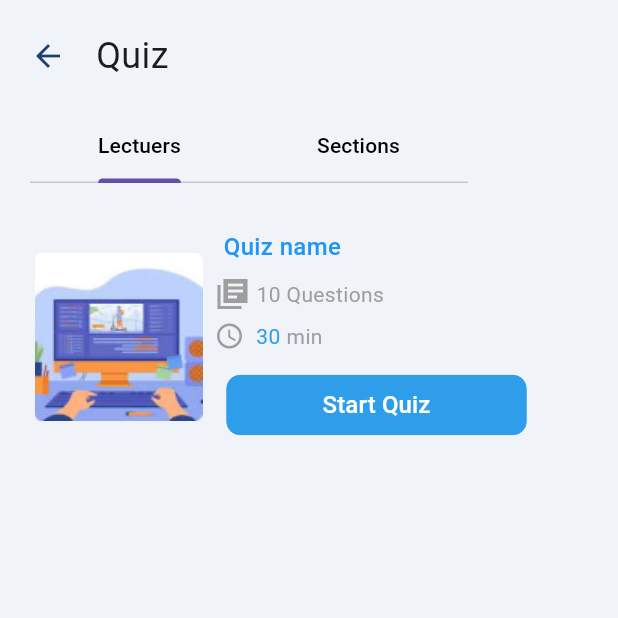
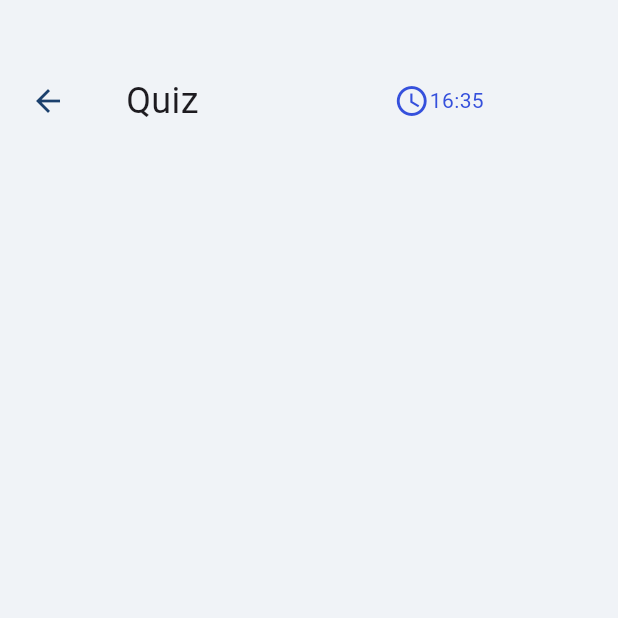
Before and after one commit to Abdo0Salah/smart_system, a Flutter app: the QuizScreen screen opened by its route, after a tap on "Start Quiz", on a phone screen of 412 x 824 dp, the top half of it. Run offline on Flutter 3.47's test engine with Material 3 defaults, Android fonts, the phone set to English and light mode, and no system bars; our stand-ins replace flutter_screenutil, google_fonts.

Commit message:
add new.

```diff
--- a/lib/main.dart
+++ b/lib/main.dart
@@ -3,6 +3,7 @@
 import 'package:smart_system/screens/Quiz/lecture_tab.dart';
 import 'package:smart_system/screens/Quiz/quiz_screen.dart';
 import 'package:smart_system/screens/Quiz/section-tap.dart';
+import 'package:smart_system/screens/Quiz/start_quiz.dart';
 import 'package:smart_system/screens/assinment_screen.dart';
 import 'package:smart_system/screens/attachment/attachment_screen.dart';
 import 'package:smart_system/screens/attachment/lecture_atta.dart';
@@ -47,7 +48,7 @@
       builder: (_, child) {
         return MaterialApp(
           debugShowCheckedModeBanner: false,
-          initialRoute: QuizScreen.routeName,
+          initialRoute: splash0.routeName,
           routes: {
             splash0.routeName: (context) => splash0(),
             splash1.routeName: (context) => splash1(),
@@ -76,6 +77,7 @@
             QuizScreen.routeName:(context) => QuizScreen(),
             LecturTab.routeName:(context) => LecturTab(),
             SectionTap.routeName:(context) => SectionTap(),
+            StartQuiz.routeName:(context) => StartQuiz(),
           },
         );
       },
--- /dev/null
+++ b/lib/screens/Quiz/start_quiz.dart
@@ -0,0 +1,53 @@
+import 'package:flutter/material.dart';
+
+class StartQuiz extends StatelessWidget {
+  static const String routeName = 'StartQuiz';
+
+  @override
+  Widget build(BuildContext context) {
+    return const Scaffold(
+      backgroundColor: Color(0xffF0F3F7),
+      body: Column(
+        children: [
+          Row(
+            children: [
+              Padding(
+                padding: const EdgeInsets.only(top: 50 , left: 20 , bottom: 20),
+                child: Icon(Icons.arrow_back,
+                  color: Color(0xff1B406D),
+                ),
+              ),
+              Padding(
+                padding: const EdgeInsets.only(top: 50 , left: 40 , bottom: 20 ),
+                child: Text(
+                  'Quiz',
+                  style: TextStyle(
+                    fontSize: 24,
+                    fontWeight: FontWeight.w400,
+                  ),
+                ),
+              ),
+              Padding(
+                padding: const EdgeInsets.only(top: 50 , left: 130 , bottom: 20 ),
+                child: Row(
+                  children: [
+                    Icon(Icons.query_builder,
+                    color: Color(0xff3550DC),
+                    ),
+                    Text('16:35',
+                    style: TextStyle(
+                      fontSize: 14,
+                      fontWeight:FontWeight.w400 ,
+                      color: Color(0xff3550DC),
+                    ),
+                    ),
+                  ],
+                ),
+              ),
+            ],
+          ),
+        ],
+      ),
+    );
+  }
+}
--- a/lib/screens/home/home.dart
+++ b/lib/screens/home/home.dart
@@ -1,6 +1,7 @@
 import 'package:flutter/material.dart';
 import 'package:flutter_screenutil/flutter_screenutil.dart';
 import 'package:google_fonts/google_fonts.dart';
+import 'package:smart_system/screens/Quiz/quiz_screen.dart';
 import '../../models/home_model.dart';
 import '../../widget/home_widget.dart';
 import 'subject_registration.dart';
@@ -10,7 +11,7 @@ import '4.dart';
 import '5.dart';
 import '6.dart';
 import '7.dart';
-import '8.dart';
+// import '8.dart';
 
 class HomeScreen extends StatefulWidget {
   static const String routeName = 'Home';
@@ -195,7 +196,7 @@ class _HomeScreenState extends State<HomeScreen> {
         {
           Navigator.pushNamed(
             context,
-            Q.routeName,
+            QuizScreen.routeName,
           );
         }
         break;
--- a/lib/widget/quiz_item.dart
+++ b/lib/widget/quiz_item.dart
@@ -1,5 +1,6 @@
 import 'package:flutter/material.dart';
 import 'package:smart_system/models/quiz_model.dart';
+import 'package:smart_system/screens/Quiz/start_quiz.dart';
 
 import '../models/group_model.dart';
 
@@ -85,7 +86,7 @@ class QuizItem extends StatelessWidget {
                     ),
                   ),
                   onPressed: (){
-                    // Navigator.of(context).pushNamed(ResetPasswordScreen.routeName);
+                    Navigator.of(context).pushNamed(StartQuiz.routeName);
                   },
                   child:
                   const Text(
```
